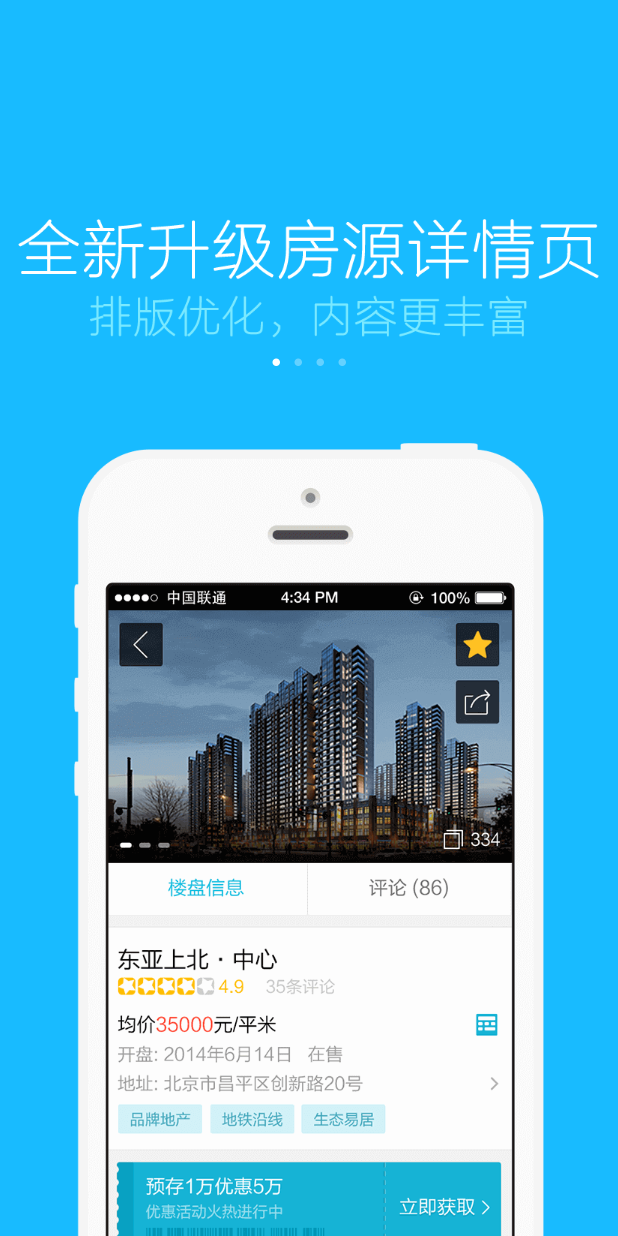
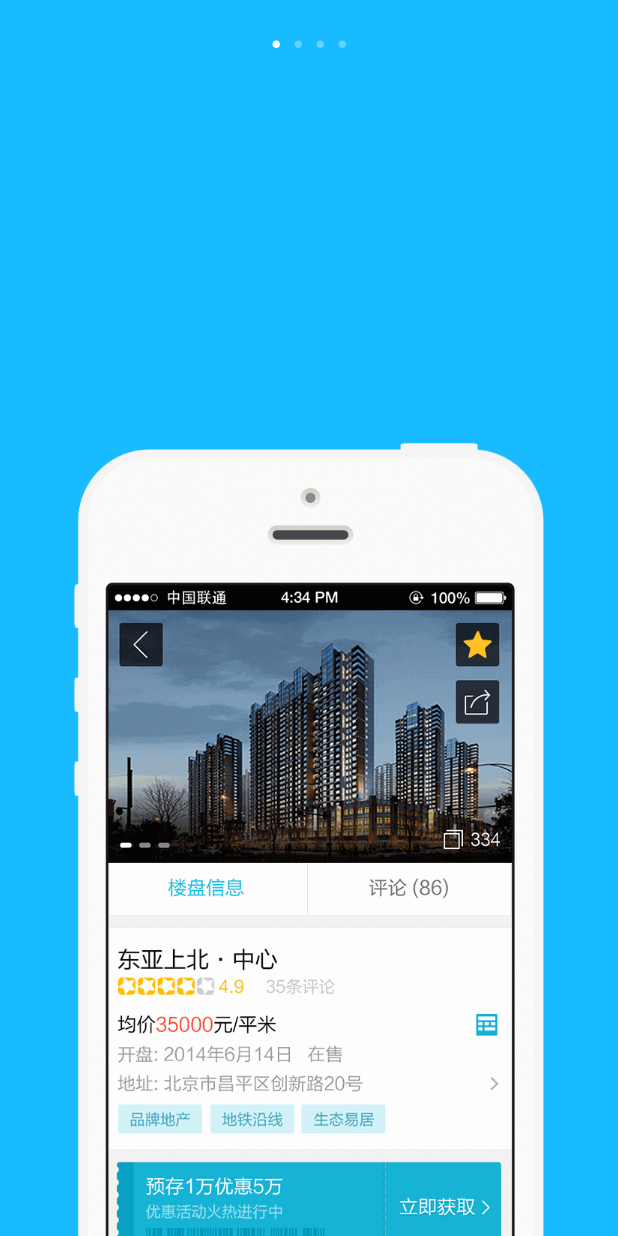
Before and after one commit to Helen403/MyApplication, an Android app: the screen it shows after launch (WelcomeActivity), on a phone screen of 412 x 824 dp. Run offline under Robolectric (Android 15) with nearby library versions, the phone set to English and light mode, and no system bars; 5 statements that could not run were skipped.

Commit message:
修改欢迎界面和添加注释和修正自动寻找id和添加点击事件的简便写法

```diff
--- a/app/src/main/res/layout/activity_welcome.xml
+++ b/app/src/main/res/layout/activity_welcome.xml
@@ -15,48 +15,6 @@
         android:src="@mipmap/custermview_icon_logo" />
 
 
-
-
-    <com.example.snoy.myapplication.lib.NavView.AnimImageGroup
-        android:id="@+id/animcontentid"
-        android:layout_width="match_parent"
-        android:layout_height="wrap_content"
-        android:layout_above="@+id/animtitleid"
-        android:layout_centerHorizontal="true"
-        android:layout_marginBottom="10dp"
-        app:datas="@array/content_group"
-        app:linanim="@anim/custermview_img_left_in"
-        app:loutanim="@anim/custermview_img_left_out"
-        app:rinanim="@anim/custermview_img_right_in"
-        app:routanim="@anim/custermview_img_rigth_out" />
-
-    <com.example.snoy.myapplication.lib.NavView.AnimImageGroup
-        android:id="@+id/animtitleid"
-        android:layout_width="match_parent"
-        android:layout_height="wrap_content"
-        android:layout_above="@+id/animpicid"
-        android:layout_centerHorizontal="true"
-        android:layout_marginBottom="70dp"
-        app:datas="@array/title_group"
-        app:linanim="@anim/custermview_img_left_in"
-        app:loutanim="@anim/custermview_img_left_out"
-        app:rinanim="@anim/custermview_img_right_in"
-        app:routanim="@anim/custermview_img_rigth_out" />
-
-
-    <com.example.snoy.myapplication.lib.NavView.NavImgLayout
-        android:id="@+id/navImag"
-        android:layout_width="match_parent"
-        android:layout_height="wrap_content"
-        android:layout_above="@+id/animpicid"
-        android:layout_centerHorizontal="true"
-        android:layout_marginBottom="50dp"
-        android:visibility="invisible"
-        app:checkedimg="@mipmap/custermview_img_dot_white"
-        app:count="4"
-        app:uncheckedimg="@mipmap/custermview_img_dot_gray" />
-
-
     <com.example.snoy.myapplication.lib.NavView.AnimImageGroup
         android:id="@+id/animpicid"
         android:layout_width="match_parent"
@@ -69,5 +27,16 @@
         app:rinanim="@anim/custermview_img_right_in"
         app:routanim="@anim/custermview_img_rigth_out" />
 
+    <com.example.snoy.myapplication.lib.NavView.NavImgLayout
+        android:id="@+id/navImag"
+        android:layout_width="match_parent"
+        android:layout_height="wrap_content"
+        android:layout_centerHorizontal="true"
+        android:layout_marginTop="25dp"
+        android:visibility="invisible"
+        app:checkedimg="@mipmap/custermview_img_dot_white"
+        app:count="4"
+        app:uncheckedimg="@mipmap/custermview_img_dot_gray" />
+
 
 </RelativeLayout>
```
